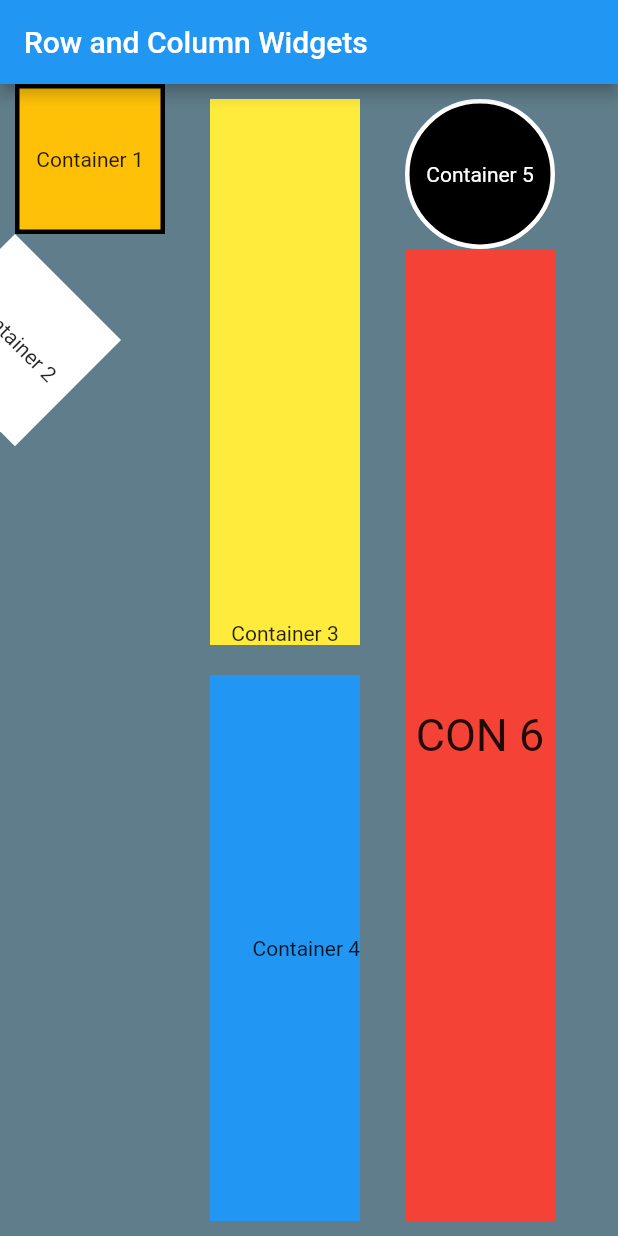
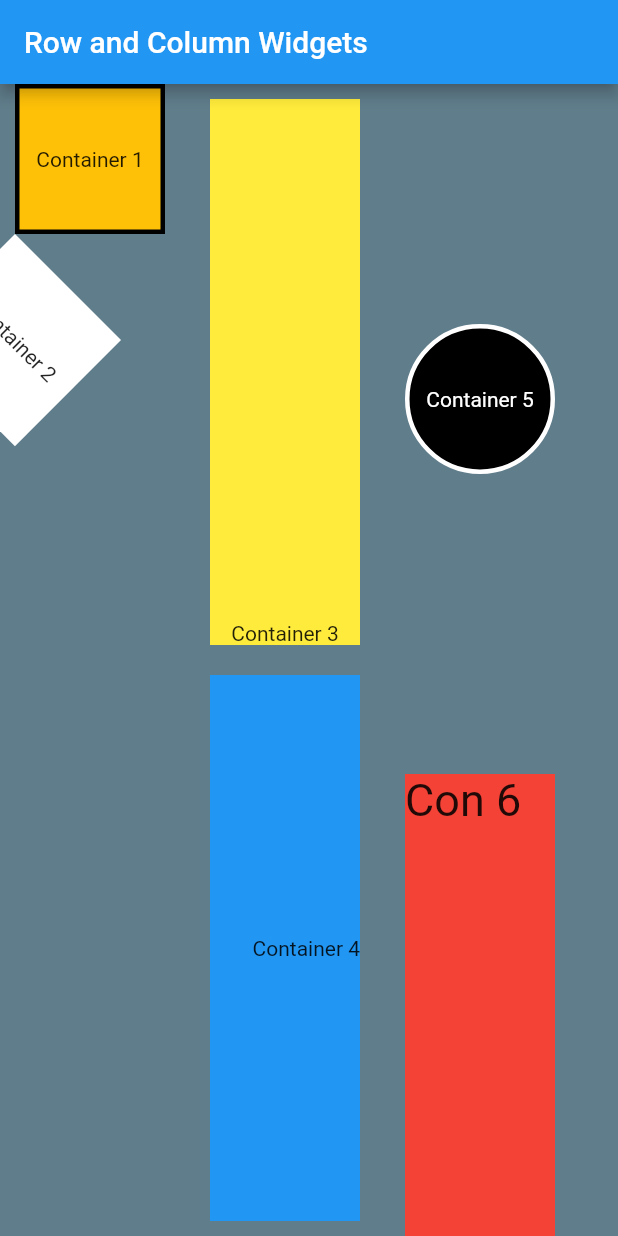
Before and after one commit to Himank-Kadian/Flutter-MobileApps, a Flutter app: the screen it shows after launch, on a phone screen of 412 x 824 dp. Run offline on Flutter 3.47's test engine with Material 2 defaults, Android fonts, the phone set to English and light mode, and no system bars.

Commit message:
Updated code for containers 5 and 6 to match example.

```diff
--- a/assignment_1/lib/main.dart
+++ b/assignment_1/lib/main.dart
@@ -75,12 +75,13 @@ class MyApp extends StatelessWidget {
               ),
             ),
             Padding(
-              padding: const EdgeInsets.all(10.0),
+              padding: const EdgeInsets.fromLTRB(10.0,10,10,0),
               child: Column(
                 children: [
                   Container(
                       height: 100,
                       width: 100,
+                      margin: EdgeInsets.fromLTRB(0, 150, 0, 200),
                       child: Center(
                           child: Text(
                         'Container 5',
@@ -96,10 +97,10 @@ class MyApp extends StatelessWidget {
                         height: 100,
                         width: 100,
                         child: Center(
-                            child: Text(
-                          'CON 6',
-                          style: TextStyle(fontSize: 30),
-                        )),
+                            child: Align(
+                                alignment: Alignment.topLeft,
+                                child: Text('Con 6',
+                                    style: TextStyle(fontSize: 30)))),
                         decoration: BoxDecoration(
                           shape: BoxShape.rectangle,
                           color: Colors.red,
```
